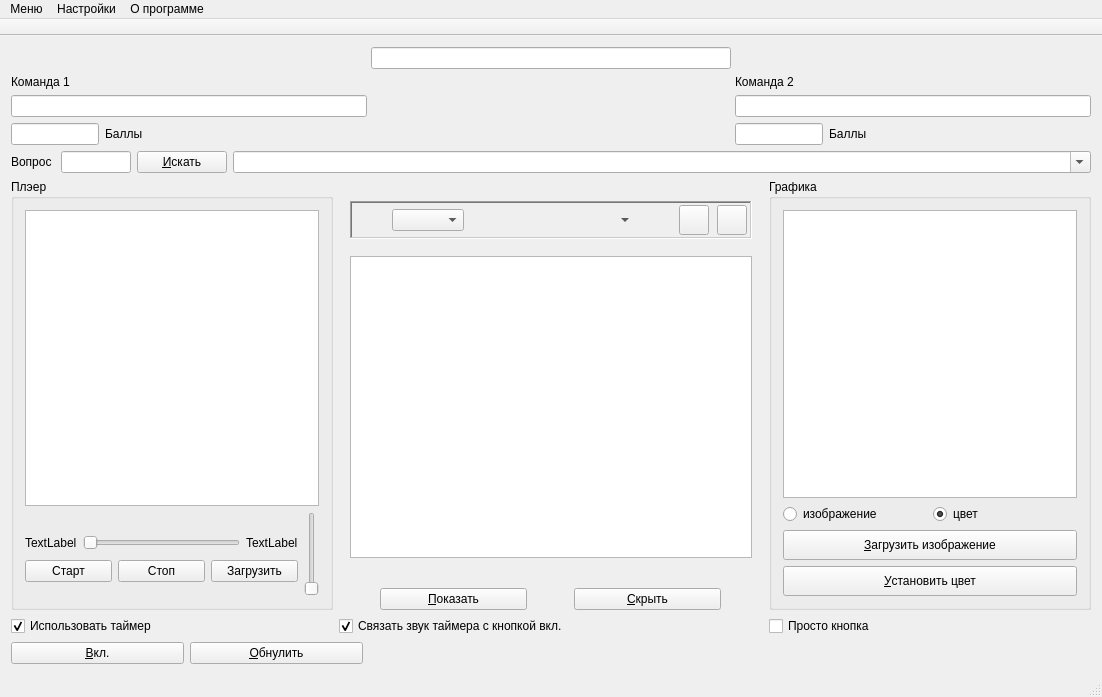
Above: mainwindow.ui from Ilya-Songrov/BibleBrainRing before the change. Below: the same form after it.
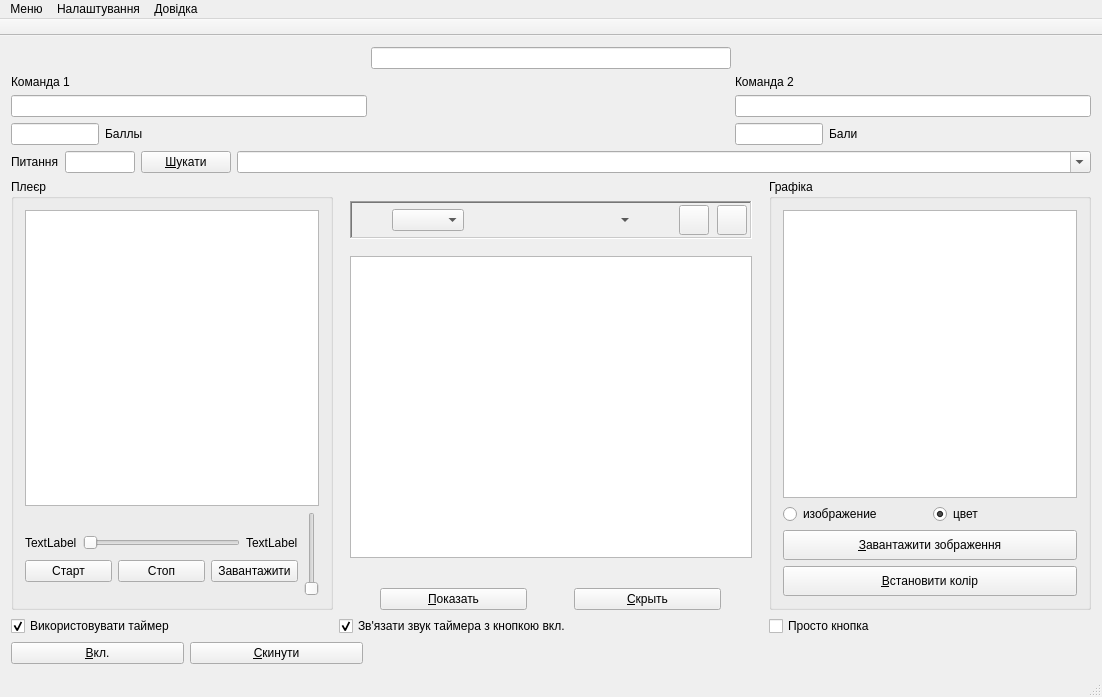
That is the form after the change. Icons and pictures are not drawn. Custom widgets are drawn as their Qt base class.

What changed in the file:
```diff
--- a/mainwindow.ui
+++ b/mainwindow.ui
@@ -199,7 +199,7 @@
            <enum>Qt::NoContextMenu</enum>
           </property>
           <property name="text">
-           <string>Баллы</string>
+           <string>Бали</string>
           </property>
          </widget>
         </item>
@@ -232,7 +232,7 @@
            <enum>Qt::NoContextMenu</enum>
           </property>
           <property name="text">
-           <string>Вопрос </string>
+           <string>Питання</string>
           </property>
          </widget>
         </item>
@@ -267,7 +267,7 @@
            </size>
           </property>
           <property name="text">
-           <string>&amp;Искать</string>
+           <string>&amp;Шукати</string>
           </property>
           <property name="autoRepeat">
            <bool>false</bool>
@@ -331,7 +331,7 @@
            </size>
           </property>
           <property name="title">
-           <string>Плэер</string>
+           <string>Плеєр</string>
           </property>
           <layout class="QGridLayout" name="gridLayout_3">
            <property name="sizeConstraint">
@@ -407,7 +407,7 @@
                 <enum>Qt::NoContextMenu</enum>
                </property>
                <property name="text">
-                <string>Загрузить</string>
+                <string>Завантажити</string>
                </property>
               </widget>
              </item>
@@ -494,7 +494,7 @@
            <enum>Qt::NoContextMenu</enum>
           </property>
           <property name="text">
-           <string>Использовать таймер</string>
+           <string>Використовувати таймер</string>
           </property>
           <property name="checked">
            <bool>true</bool>
@@ -839,7 +839,7 @@
            <enum>Qt::NoContextMenu</enum>
           </property>
           <property name="text">
-           <string>Связать звук таймера с кнопкой вкл.</string>
+           <string>Зв'язати звук таймера з кнопкою вкл.</string>
           </property>
           <property name="checked">
            <bool>true</bool>
@@ -868,7 +868,7 @@
            </size>
           </property>
           <property name="title">
-           <string>Графика</string>
+           <string>Графіка</string>
           </property>
           <layout class="QGridLayout" name="gridLayout_2">
            <item row="0" column="0" colspan="2">
@@ -959,7 +959,7 @@
               <enum>Qt::DefaultContextMenu</enum>
              </property>
              <property name="text">
-              <string>&amp;Загрузить изображение</string>
+              <string>&amp;Завантажити зображення</string>
              </property>
              <property name="autoDefault">
               <bool>true</bool>
@@ -998,7 +998,7 @@
               <set>Qt::ImhNone</set>
              </property>
              <property name="text">
-              <string>&amp;Установить цвет</string>
+              <string>&amp;Встановити колір</string>
              </property>
              <property name="icon">
               <iconset theme="dfdf">
@@ -1095,7 +1095,7 @@
          <enum>Qt::NoContextMenu</enum>
         </property>
         <property name="text">
-         <string>&amp;Обнулить</string>
+         <string>&amp;Скинути</string>
         </property>
        </widget>
       </item>
@@ -1156,7 +1156,7 @@
    </widget>
    <widget class="QMenu" name="menu_2">
     <property name="title">
-     <string>Настройки</string>
+     <string>Налаштування</string>
     </property>
     <widget class="QMenu" name="menu_ItemLinePixmap">
      <property name="title">
@@ -1173,7 +1173,7 @@
    </widget>
    <widget class="QMenu" name="menu_10">
     <property name="title">
-     <string>О программе</string>
+     <string>Довідка</string>
     </property>
     <widget class="QMenu" name="menu_help">
      <property name="title">
```
Left out of the diff: 32 changed lines with no effect on the pictures.
